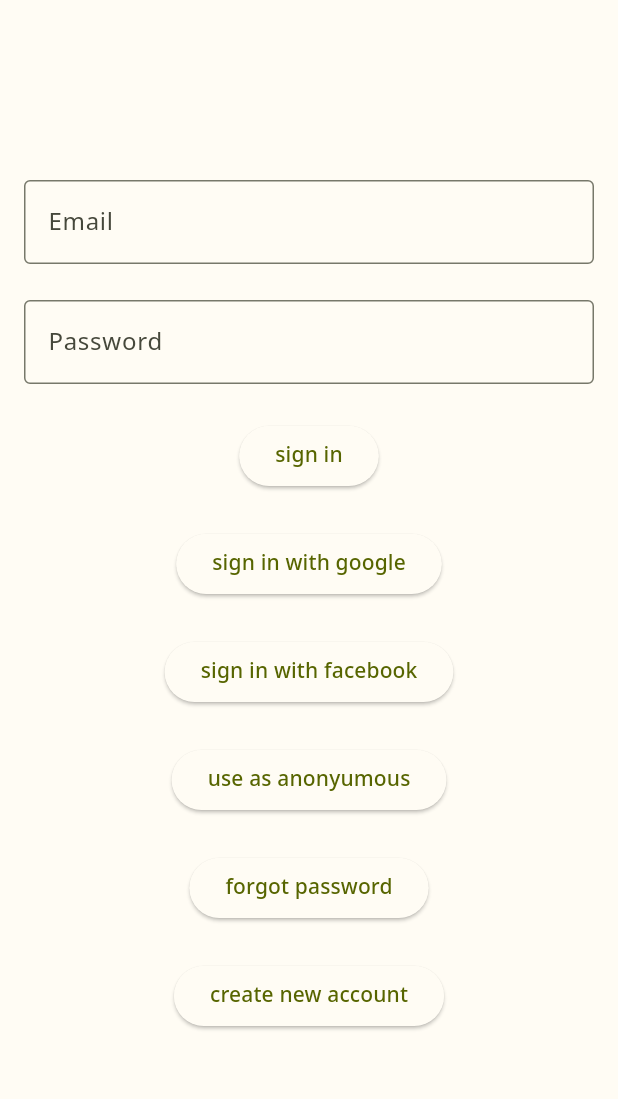
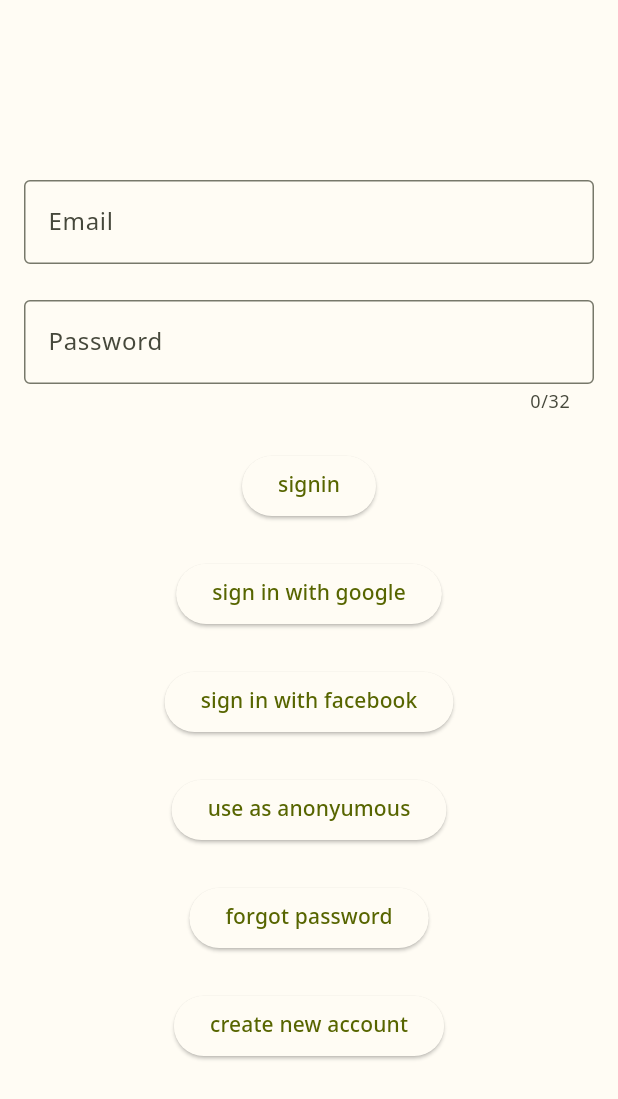
Before and after one commit to Richard-Van-Intania/app_789plates_mobile, a Flutter app: the screen it shows after launch, on a phone screen of 412 x 824 dp. Shown: the top 1099 px of the screen. Run offline on Flutter 3.47's test engine with Material 3 defaults, Android fonts, the phone set to English and light mode, and no system bars; our stand-ins replace email_validator, flutter_hooks, flutter_secure_storage, freezed_annotation, go_router, hooks_riverpod and 2 more; generated files the repository leaves out were written again.

Commit message:
add sign out

```diff
--- a/lib/screen/create_new_account/confirmation_password_screen.dart
+++ b/lib/screen/create_new_account/confirmation_password_screen.dart
@@ -14,6 +14,7 @@ class ConfirmationPasswordScreen extends StatefulHookConsumerWidget {
 
 class _ConfirmationPasswordScreenState extends ConsumerState<ConfirmationPasswordScreen> {
   final GlobalKey<FormState> key = GlobalKey<FormState>();
+
   @override
   Widget build(BuildContext context) {
     final createNewAccount = ref.watch(createNewAccountProvider);
--- a/lib/screen/sign_in_screen.dart
+++ b/lib/screen/sign_in_screen.dart
@@ -1,5 +1,10 @@
+import 'package:app_789plates_mobile/provider.dart';
+import 'package:email_validator/email_validator.dart';
 import 'package:flutter/material.dart';
+import 'package:flutter_hooks/flutter_hooks.dart';
+import 'package:go_router/go_router.dart';
 import 'package:hooks_riverpod/hooks_riverpod.dart';
+import '../initialize.dart';
 import 'create_new_account/create_new_account_screen.dart';
 import 'forgot_password/forgot_password_screen.dart';
 
@@ -11,8 +16,31 @@ class SignInScreen extends StatefulHookConsumerWidget {
 }
 
 class _SignInScreenState extends ConsumerState<SignInScreen> {
+  final GlobalKey<FormState> key = GlobalKey<FormState>();
+
   @override
   Widget build(BuildContext context) {
+    final signIn = ref.watch(signInProvider);
+    final emailController = useTextEditingController();
+    final passwordController = useTextEditingController();
+    final pendingFetch = useState<Future<void>?>(null);
+    final snapshot = useFuture(pendingFetch.value);
+    final isErrored = snapshot.hasError && snapshot.connectionState != ConnectionState.waiting;
+    WidgetsBinding.instance.addPostFrameCallback((Duration timeStamp) {
+      switch (signIn) {
+        case AsyncValue(:final error?):
+          print(error.toString());
+        case AsyncValue(:final valueOrNull?):
+          if (valueOrNull.statusCode == 200) {
+            context.go('/myhomepage');
+          } else {
+            print(valueOrNull.statusCode);
+          }
+        default:
+      }
+    });
+    return signIn.when(
+      data: (value) {
         return Scaffold(
           resizeToAvoidBottomInset: false,
           body: Padding(
@@ -22,28 +50,63 @@ class _SignInScreenState extends ConsumerState<SignInScreen> {
                 SizedBox(
                   height: 120,
                 ),
-            TextField(
+                Form(
+                  key: key,
+                  child: Column(
+                    children: [
+                      TextFormField(
+                        controller: emailController,
+                        keyboardType: TextInputType.emailAddress,
                         decoration: InputDecoration(
                           hintText: 'Email',
                           border: const OutlineInputBorder(),
                         ),
+                        validator: (String? value) {
+                          if (value == null || value.isEmpty) {
+                            return 'Please enter  emailAddress';
+                          } else if (!EmailValidator.validate(value.trim().toLowerCase())) {
+                            return 'emailAddress not correct';
+                          } else {
+                            return null;
+                          }
+                        },
                       ),
                       SizedBox(
                         height: 24,
                       ),
-            TextField(
+                      TextFormField(
+                        maxLength: 32,
+                        obscureText: true,
+                        controller: passwordController,
                         decoration: InputDecoration(
+                          errorMaxLines: 5,
                           hintText: 'Password',
                           border: const OutlineInputBorder(),
+                        ),
+                        validator: (String? value) {
+                          if (value == null || value.isEmpty) {
+                            return 'Please enter  password';
+                          } else {
+                            return null;
+                          }
+                        },
+                      ),
+                    ],
                   ),
                 ),
                 SizedBox(
                   height: 24,
                 ),
                 ElevatedButton(
-              onPressed: () {},
-              child: Text('sign in'),
-            ),
+                    onPressed: (snapshot.connectionState == ConnectionState.waiting)
+                        ? null
+                        : () {
+                            if (key.currentState!.validate()) {
+                              pendingFetch.value = ref.read(signInProvider.notifier).fetch(emailController.text.trim().toLowerCase(), passwordController.text.trim());
+                              FocusScope.of(context).unfocus();
+                            }
+                          },
+                    child: Text('signin')),
                 SizedBox(
                   height: 24,
                 ),
@@ -90,5 +153,9 @@ class _SignInScreenState extends ConsumerState<SignInScreen> {
             ),
           ),
         );
+      },
+      error: (error, stackTrace) => const Center(child: Text('Uh oh. Something went wrong!')),
+      loading: () => const Center(child: CircularProgressIndicator()),
+    );
   }
 }
--- a/lib/tab/store_tab.dart
+++ b/lib/tab/store_tab.dart
@@ -129,9 +129,9 @@ class _StoreTabState extends ConsumerState<StoreTab> {
             padding: const EdgeInsets.all(16.0),
             child: TextButton.icon(
               onPressed: () {
+                // pop up confirm
                 Navigator.pop(context);
-                // pop up confirm
-                // if ok clear stage
+                ref.read(credentialProvider.notifier).deleteAll();
                 context.go('/signinscreen');
               },
               icon: const Icon(Icons.logout_outlined),
```
Lines whose indentation alone changed are shown as unchanged.
